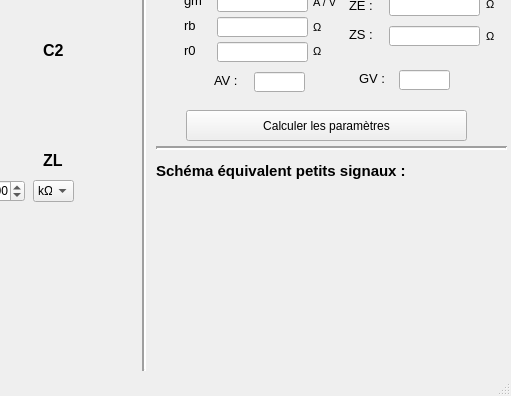
Old version of the form UI/BC.ui in the repository VBA-N7/calculus_transistor; both pictures show x 527 to 1038 and y 140 to 536 of the 1038 by 536 pixel window.
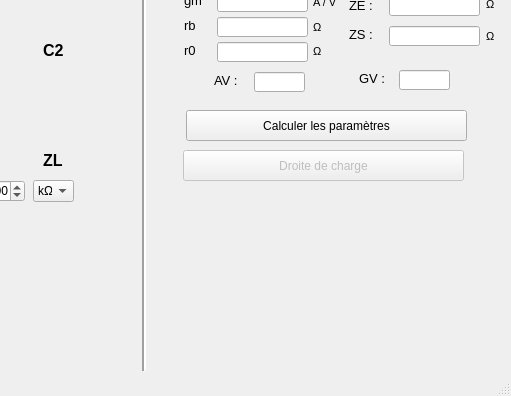
New version of the form. Icons and pictures are not drawn.

Commit message: Adding DDC plot for BC montage. Correcting AV formula for EC. Changing button name for plotting DDC.

Diff of the .ui file:
```diff
--- a/UI/BC.ui
+++ b/UI/BC.ui
@@ -853,22 +853,6 @@
      <string>Paramètres modèle dynamique :</string>
     </property>
    </widget>
-   <widget class="Line" name="line_2">
-    <property name="geometry">
-     <rect>
-      <x>683</x>
-      <y>280</y>
-      <width>351</width>
-      <height>16</height>
-     </rect>
-    </property>
-    <property name="lineWidth">
-     <number>2</number>
-    </property>
-    <property name="orientation">
-     <enum>Qt::Horizontal</enum>
-    </property>
-   </widget>
    <widget class="QLabel" name="label_16">
     <property name="geometry">
      <rect>
@@ -1243,27 +1227,6 @@
      </rect>
     </property>
    </widget>
-   <widget class="QLabel" name="label_27">
-    <property name="geometry">
-     <rect>
-      <x>683</x>
-      <y>300</y>
-      <width>251</width>
-      <height>21</height>
-     </rect>
-    </property>
-    <property name="font">
-     <font>
-      <family>Arial</family>
-      <pointsize>11</pointsize>
-      <weight>75</weight>
-      <bold>true</bold>
-     </font>
-    </property>
-    <property name="text">
-     <string>Schéma équivalent petits signaux :</string>
-    </property>
-   </widget>
    <widget class="QPushButton" name="BP_start_calculus">
     <property name="geometry">
      <rect>
@@ -1512,6 +1475,22 @@
      <string>V</string>
     </property>
    </widget>
+   <widget class="QPushButton" name="BP_DDC">
+    <property name="enabled">
+     <bool>false</bool>
+    </property>
+    <property name="geometry">
+     <rect>
+      <x>710</x>
+      <y>290</y>
+      <width>281</width>
+      <height>31</height>
+     </rect>
+    </property>
+    <property name="text">
+     <string>Droite de charge</string>
+    </property>
+   </widget>
    <zorder>label</zorder>
    <zorder>Rb1_V</zorder>
    <zorder>Rb1_E</zorder>
```
Left out of the diff: 3 changed lines with no effect on the pictures. The commit also changes 4 other files.
